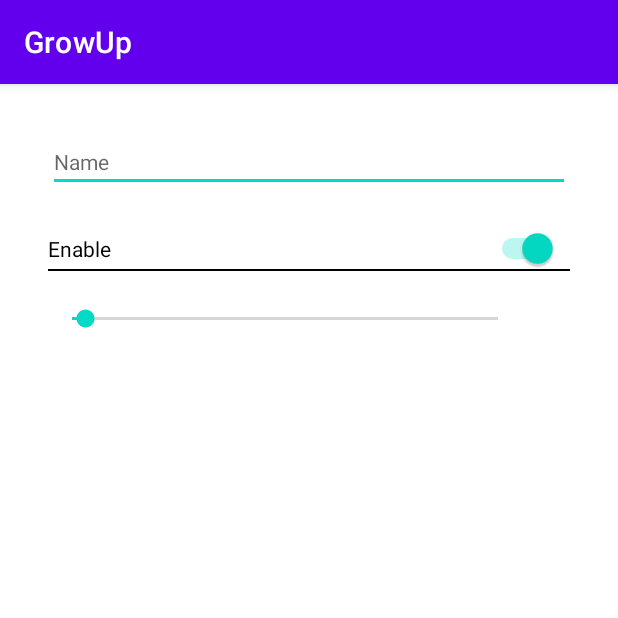
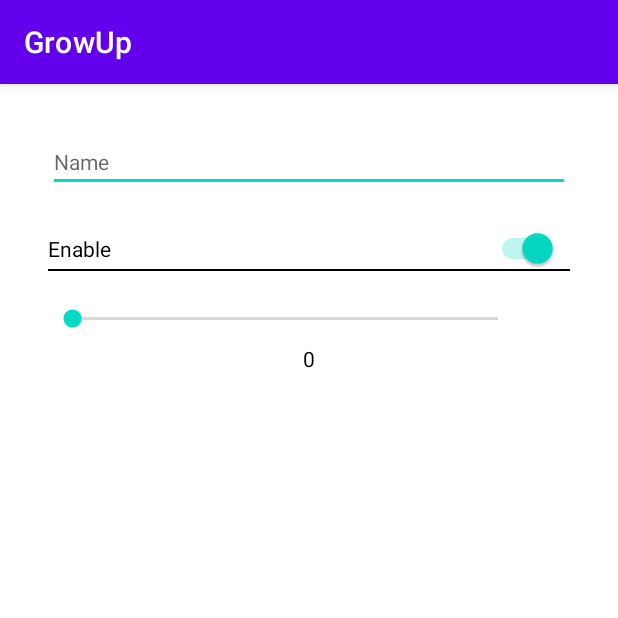
Before and after one commit to KarenSuqiasyan/GrowUp, an Android app: the DelegateActivity screen opened directly, with no data from a screen before it, on a phone screen of 412 x 824 dp, the top half of it. Run offline under Robolectric (Android 15) with nearby library versions, the phone set to English and light mode, and no system bars; 7 statements that could not run were skipped.

```diff
--- a/app/src/main/java/com/example/growup/delegate/ui/DelegateActivity.kt
+++ b/app/src/main/java/com/example/growup/delegate/ui/DelegateActivity.kt
@@ -1,6 +1,7 @@
 package com.example.growup.delegate.ui
 
 import android.os.Bundle
+import android.widget.SeekBar
 import androidx.appcompat.app.AppCompatActivity
 import com.example.growup.databinding.ActivityDelegateBinding
 import com.example.growup.delegate.viewmodel.SettingsViewModel
@@ -25,6 +26,7 @@ class DelegateActivity : AppCompatActivity() {
             switcher.isChecked = viewModel.switcher
             switcher.text = getSwitcherText(viewModel.switcher)
             seekBar.progress = viewModel.seekBar.toInt()
+            seekBarValueTextView.text = seekBar.progress.toString()
         }
     }
 
@@ -34,6 +36,14 @@ class DelegateActivity : AppCompatActivity() {
                 viewModel.switcher = isChecked
                 switcher.text = getSwitcherText(isChecked)
             }
+
+            seekBar.setOnSeekBarChangeListener(object : SeekBar.OnSeekBarChangeListener {
+                override fun onProgressChanged(seekBar: SeekBar?, progress: Int, fromUser: Boolean) {
+                    seekBarValueTextView.text = progress.toString()
+                }
+                override fun onStartTrackingTouch(seekBar: SeekBar?) {}
+                override fun onStopTrackingTouch(seekBar: SeekBar?) {}
+            })
 
             saveButton.setOnClickListener {
                 viewModel.name = nameEditText.text.toString()
--- a/app/src/main/res/layout/activity_delegate.xml
+++ b/app/src/main/res/layout/activity_delegate.xml
@@ -39,11 +39,23 @@
         android:layout_width="0dp"
         android:layout_height="wrap_content"
         android:layout_marginEnd="32dp"
-        android:progress="3"
         android:layout_marginTop="24dp"
+        android:max="100"
         app:layout_constraintEnd_toEndOf="parent"
         app:layout_constraintStart_toStartOf="parent"
         app:layout_constraintTop_toBottomOf="@id/switcher" />
+
+    <TextView
+        android:id="@+id/seekBarValueTextView"
+        android:layout_width="wrap_content"
+        android:layout_height="wrap_content"
+        android:textSize="14sp"
+        android:textColor="@android:color/black"
+        app:layout_constraintTop_toBottomOf="@id/seekBar"
+        app:layout_constraintStart_toStartOf="parent"
+        app:layout_constraintEnd_toEndOf="parent"
+        android:layout_marginTop="8dp"
+        android:gravity="center" />
 
 
     <Button
```
